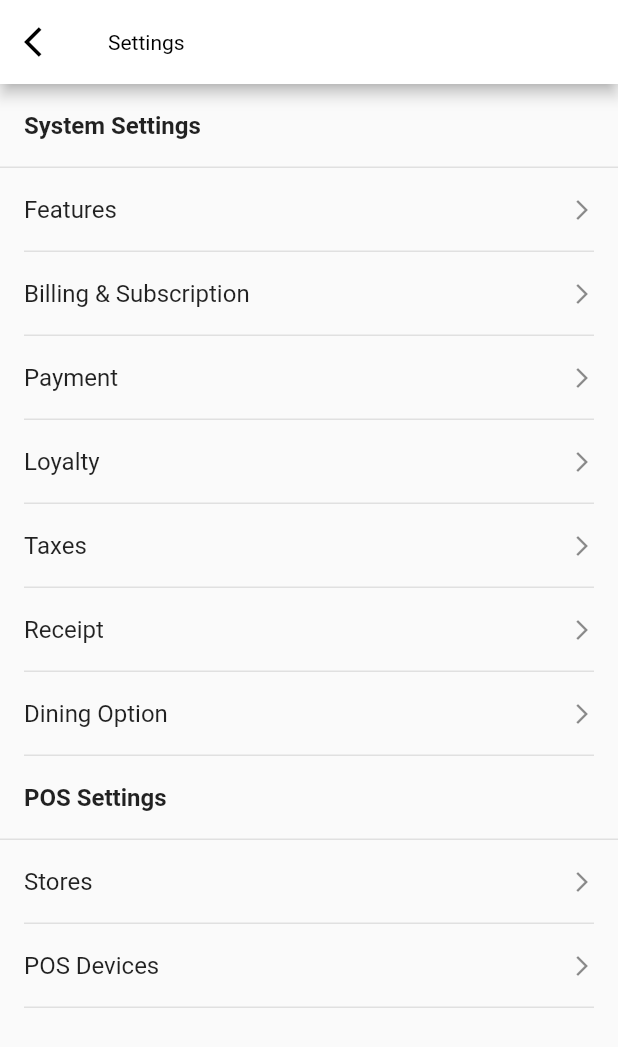
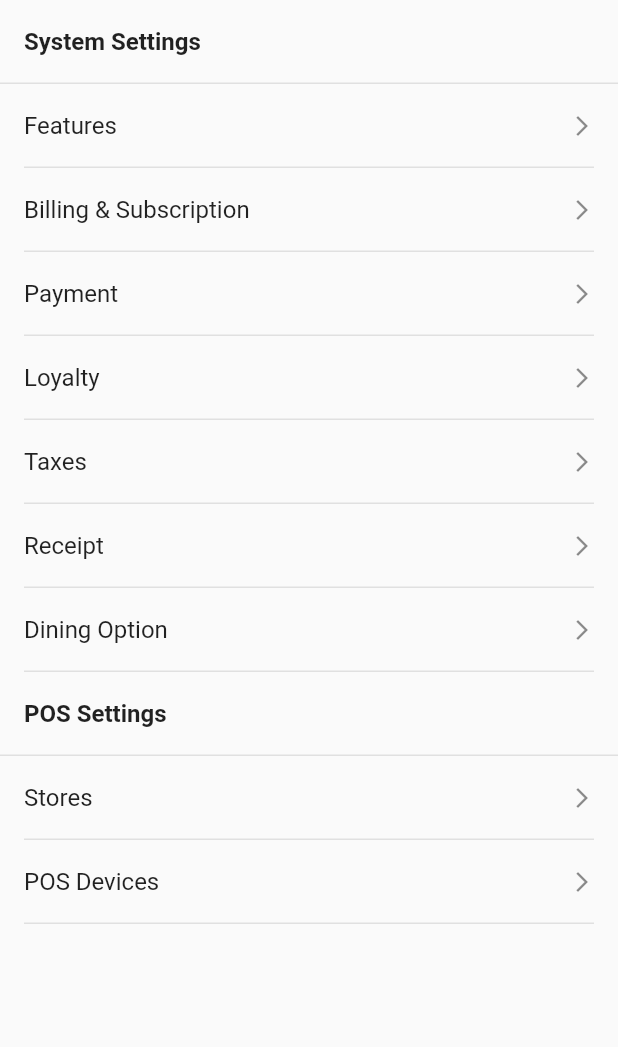
Before and after one commit to Yogesh070/POS, a Flutter app: the Settings screen opened directly, on a phone screen of 412 x 824 dp. Shown: the top 1047 px of the screen. Run offline on Flutter 3.47's test engine with Material 2 defaults, Android fonts, the phone set to English and light mode, and no system bars; our stand-ins replace expandable_page_view, flutter_svg, image_picker; network calls fail.

Commit message:
removed appbar

```diff
--- a/lib/screens/itemlist.dart
+++ b/lib/screens/itemlist.dart
@@ -57,9 +57,6 @@ class _ItemListState extends State<ItemList> {
   @override
   Widget build(BuildContext context) {
     return Scaffold(
-      appBar: AppBar(
-        title: Text("Items"),
-      ),
       body: Padding(
         padding: const EdgeInsets.fromLTRB(16, 16, 16, 0),
         child: Column(
--- a/lib/screens/settings.dart
+++ b/lib/screens/settings.dart
@@ -7,18 +7,6 @@ class Settings extends StatelessWidget {
   Widget build(BuildContext context) {
     var _controller = Provider.of<SettingController>(context);
     return Scaffold(
-      appBar: AppBar(
-        title: Text(
-          'Settings',
-          style: TextStyle(color: Colors.black),
-        ),
-        leading: IconButton(
-          icon: Icon(Icons.arrow_back_ios),
-          onPressed: () {
-            // Navigator.pop(context);
-          },
-        ),
-      ),
       body: ListView(
         children: [
           SettingList(
```
